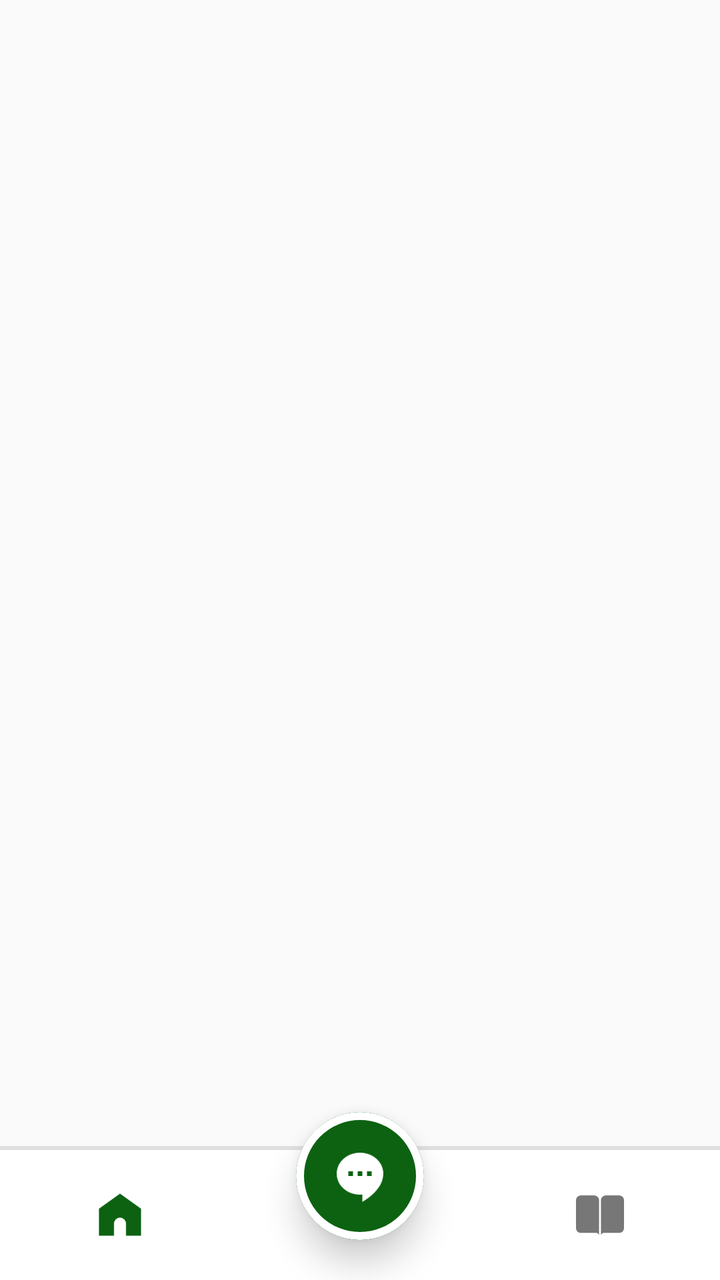
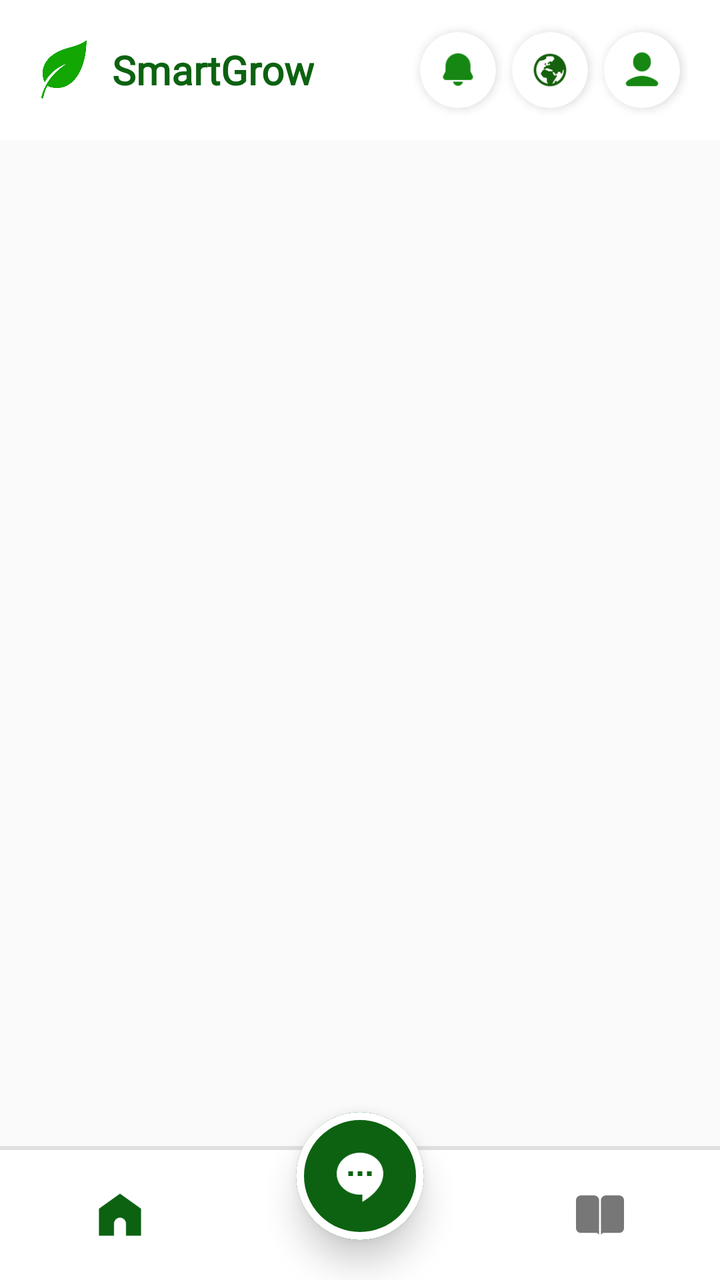

The first picture is an Android layout as it rendered before a commit; the second is the same layout after the commit. The layout source and the unified diff follow.
<!-- AndroidManifest.xml: application theme Theme.SmartGrow -->
<!-- res/layout/activity_main.xml -->
<?xml version="1.0" encoding="utf-8"?>
<androidx.constraintlayout.widget.ConstraintLayout
    xmlns:android="http://schemas.android.com/apk/res/android"
    xmlns:app="http://schemas.android.com/apk/res-auto"
    android:layout_width="match_parent"
    android:layout_height="match_parent"
    android:background="#FAFAFA">

    
    <FrameLayout
        android:id="@+id/fragment_container"
        android:layout_width="match_parent"
        android:layout_height="0dp"
        app:layout_constraintTop_toTopOf="parent"
        app:layout_constraintBottom_toTopOf="@id/bottom_navigation_bar"
        app:layout_constraintStart_toStartOf="parent"
        app:layout_constraintEnd_toEndOf="parent" />

    
    <View
        android:id="@+id/view_nav_shadow"
        android:layout_width="match_parent"
        android:layout_height="2dp"
        android:background="#E0E0E0"
        app:layout_constraintBottom_toTopOf="@id/bottom_navigation_bar"/>

    
    <com.google.android.material.bottomnavigation.BottomNavigationView
        android:id="@+id/bottom_navigation_bar"
        android:layout_width="match_parent"
        android:layout_height="65dp"
        android:background="#FFFFFF"
        app:elevation="8dp"
        app:labelVisibilityMode="unlabeled"
        app:menu="@menu/bottom_nav_menu"
        app:itemIconTint="@color/selector_nav_colors"
        app:itemActiveIndicatorStyle="@style/CustomNavIndicator"
        app:itemBackground="?attr/selectableItemBackgroundBorderless"
        app:itemRippleColor="#200C6211"
        app:layout_constraintBottom_toBottomOf="parent"
        app:layout_constraintStart_toStartOf="parent"
        app:layout_constraintEnd_toEndOf="parent" />

    
    
    <com.google.android.material.card.MaterialCardView
        android:id="@+id/card_nav_chat_assistant"
        android:layout_width="64dp"
        android:layout_height="64dp"
        android:layout_marginBottom="20dp"
        app:cardCornerRadius="32dp"
        app:cardBackgroundColor="#0C6211"
        app:cardElevation="10dp"
        app:strokeWidth="4dp"
        app:strokeColor="#FFFFFF"
        android:clickable="true"
        android:focusable="true"
        app:layout_constraintBottom_toBottomOf="parent"
        app:layout_constraintStart_toStartOf="parent"
        app:layout_constraintEnd_toEndOf="parent">

        
        <ImageView
            android:id="@+id/img_nav_chat_icon"
            android:layout_width="28dp"
            android:layout_height="28dp"
            android:layout_gravity="center"
            android:src="@drawable/ic_chat_bubble_white"
            android:contentDescription="SmartGrow AI Assistant" />
    </com.google.android.material.card.MaterialCardView>

</androidx.constraintlayout.widget.ConstraintLayout>
<!-- resources referenced by this layout -->
<resources>
  <!-- drawable ic_chat_bubble_white: png bitmap (drawable, 1188 bytes) -->
  <style name="CustomNavIndicator" parent="Widget.Material3.BottomNavigationView.ActiveIndicator">
          <item name="android:color">#EAF4EB</item>
          <item name="marginHorizontal">4dp</item>
      </style>
  <style name="Theme.SmartGrow" parent="Base.Theme.SmartGrow" />
  <style name="Base.Theme.SmartGrow" parent="Theme.Material3.DayNight.NoActionBar">
        &gt;
          <item name="android:windowBackground">@android:color/white</item>
          <item name="android:windowDisablePreview">true</item>
      </style>
</resources>

<!-- the commit's change to res/layout/activity_main.xml (unified diff, before → after) -->
@@ -6,17 +6,109 @@
     android:layout_height="match_parent"
     android:background="#FAFAFA">
 
-    
+    <androidx.constraintlayout.widget.ConstraintLayout
+        android:id="@+id/layout_top_header"
+        android:layout_width="match_parent"
+        android:layout_height="70dp"
+        android:background="#FFFFFF"
+        android:paddingHorizontal="16dp"
+        app:layout_constraintTop_toTopOf="parent">
+
+        <LinearLayout
+            android:layout_width="wrap_content"
+            android:layout_height="match_parent"
+            android:orientation="horizontal"
+            android:gravity="center_vertical"
+            app:layout_constraintStart_toStartOf="parent">
+
+            <ImageView
+                android:id="@+id/img_header_logo"
+                android:layout_width="32dp"
+                android:layout_height="32dp"
+                android:src="@drawable/smartgrow_logo"
+                app:tint="#12A703"/>
+
+            <TextView
+                android:id="@+id/tv_header_brand_name"
+                android:layout_width="wrap_content"
+                android:layout_height="wrap_content"
+                android:text="SmartGrow"
+                android:textColor="#0C6211"
+                android:textSize="20sp"
+                android:textStyle="bold"
+                android:fontFamily="@font/poppins"
+                android:layout_marginStart="8dp"/>
+        </LinearLayout>
+
+        <LinearLayout
+            android:layout_width="wrap_content"
+            android:layout_height="match_parent"
+            android:orientation="horizontal"
+            android:gravity="center_vertical"
+            app:layout_constraintEnd_toEndOf="parent">
+
+            <com.google.android.material.card.MaterialCardView
+                android:id="@+id/card_action_notification"
+                android:layout_width="38dp"
+                android:layout_height="38dp"
+                android:layout_marginHorizontal="4dp"
+                app:cardCornerRadius="19dp"
+                app:cardElevation="3dp"
+                app:cardBackgroundColor="#FFFFFF"
+                app:strokeWidth="0dp">
+                <ImageView
+                    android:id="@+id/img_icon_notification"
+                    android:layout_width="20dp"
+                    android:layout_height="20dp"
+                    android:layout_gravity="center"
+                    android:src="@drawable/ic_notification_green" />
+            </com.google.android.material.card.MaterialCardView>
+
+            <com.google.android.material.card.MaterialCardView
+                android:id="@+id/card_action_global"
+                android:layout_width="38dp"
+                android:layout_height="38dp"
+                android:layout_marginHorizontal="4dp"
+                app:cardCornerRadius="19dp"
+                app:cardElevation="3dp"
+                app:cardBackgroundColor="#FFFFFF"
+                app:strokeWidth="0dp">
+                <ImageView
+                    android:id="@+id/img_icon_global"
+                    android:layout_width="20dp"
+                    android:layout_height="20dp"
+                    android:layout_gravity="center"
+                    android:src="@drawable/ic_global_green" />
+            </com.google.android.material.card.MaterialCardView>
+
+            <com.google.android.material.card.MaterialCardView
+                android:id="@+id/card_action_profile"
+                android:layout_width="38dp"
+                android:layout_height="38dp"
+                android:layout_marginHorizontal="4dp"
+                app:cardCornerRadius="19dp"
+                app:cardElevation="3dp"
+                app:cardBackgroundColor="#FFFFFF"
+                app:strokeWidth="0dp">
+                <ImageView
+                    android:id="@+id/img_icon_profile"
+                    android:layout_width="22dp"
+                    android:layout_height="22dp"
+                    android:layout_gravity="center"
+                    android:src="@drawable/ic_profile_avatar" />
+            </com.google.android.material.card.MaterialCardView>
+        </LinearLayout>
+    </androidx.constraintlayout.widget.ConstraintLayout>
+
     <FrameLayout
         android:id="@+id/fragment_container"
         android:layout_width="match_parent"
         android:layout_height="0dp"
-        app:layout_constraintTop_toTopOf="parent"
+        app:layout_constraintTop_toBottomOf="@id/layout_top_header"
         app:layout_constraintBottom_toTopOf="@id/bottom_navigation_bar"
         app:layout_constraintStart_toStartOf="parent"
         app:layout_constraintEnd_toEndOf="parent" />
 
-    
     <View
         android:id="@+id/view_nav_shadow"
         android:layout_width="match_parent"
@@ -24,7 +116,6 @@
         android:background="#E0E0E0"
         app:layout_constraintBottom_toTopOf="@id/bottom_navigation_bar"/>
 
-    
     <com.google.android.material.bottomnavigation.BottomNavigationView
         android:id="@+id/bottom_navigation_bar"
         android:layout_width="match_parent"
@@ -41,8 +132,6 @@
         app:layout_constraintStart_toStartOf="parent"
         app:layout_constraintEnd_toEndOf="parent" />
 
-    
-    
     <com.google.android.material.card.MaterialCardView
         android:id="@+id/card_nav_chat_assistant"
         android:layout_width="64dp"
@@ -59,7 +148,6 @@
         app:layout_constraintStart_toStartOf="parent"
         app:layout_constraintEnd_toEndOf="parent">
 
-        
         <ImageView
             android:id="@+id/img_nav_chat_icon"
             android:layout_width="28dp"
<!-- resource entries referenced after the edit -->
@@ -1,6 +1,10 @@
 <!-- resources referenced by this layout -->
 <resources>
   <!-- drawable ic_chat_bubble_white: png bitmap (drawable, 1188 bytes) -->
+  <!-- drawable ic_global_green: png bitmap (drawable, 1776 bytes) -->
+  <!-- drawable ic_notification_green: png bitmap (drawable, 596 bytes) -->
+  <!-- drawable ic_profile_avatar: png bitmap (drawable, 754 bytes) -->
+  <!-- drawable smartgrow_logo: png bitmap (drawable, 73503 bytes) -->
   <style name="CustomNavIndicator" parent="Widget.Material3.BottomNavigationView.ActiveIndicator">
           <item name="android:color">#EAF4EB</item>
           <item name="marginHorizontal">4dp</item>
